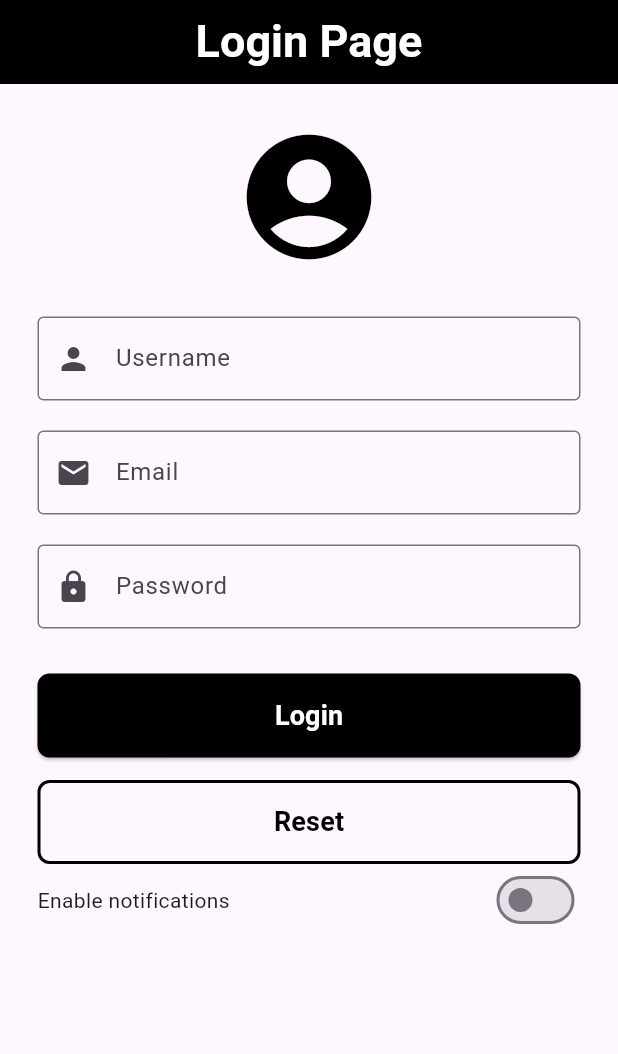
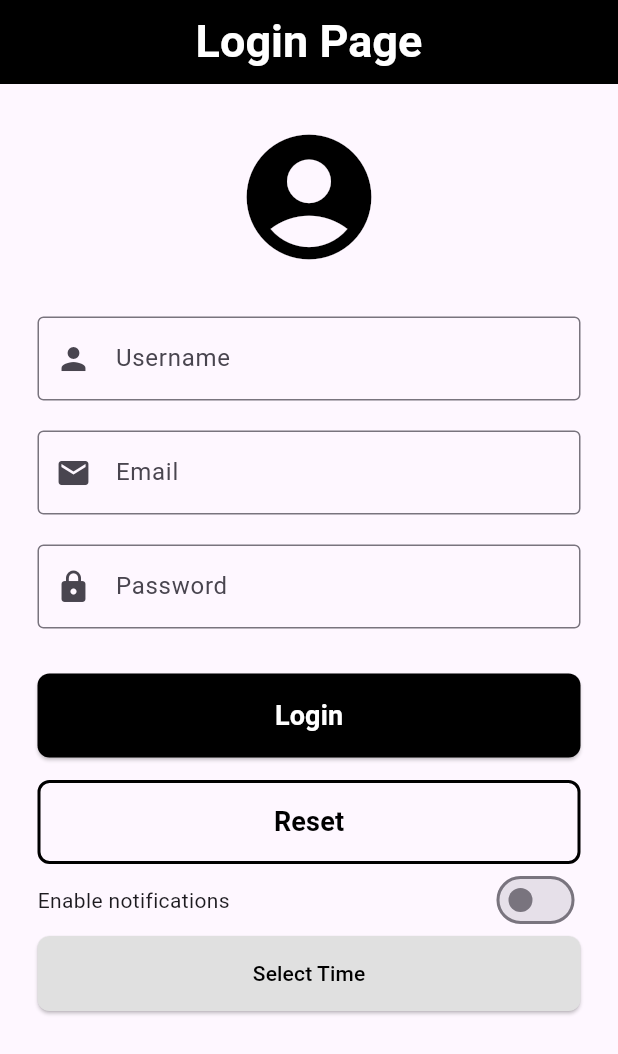
Before and after one commit to shifilkb/FormApp, a Flutter app: the screen it shows after launch, after a tap on "Reset", on a phone screen of 412 x 824 dp. Shown: the top 1054 px of the screen. Run offline on Flutter 3.47's test engine with Material 3 defaults, Android fonts, the phone set to English and light mode, and no system bars.

Commit message:
time picker added

```diff
--- a/myform/lib/main.dart
+++ b/myform/lib/main.dart
@@ -31,6 +31,7 @@ class _HomescreenState extends State<Homescreen> {
   String? _username;
   String? _email;
   String? _password;
+  String selectedTime = "Select Time";
   bool _isEnabled = false;
   bool _validateEmail(String email) {
     RegExp emailRegex = RegExp(r'^[\w-\.]+@([\w-]+\.)+[\w-]{2,4}$');
@@ -68,6 +69,23 @@ class _HomescreenState extends State<Homescreen> {
     _usernameController.clear();
     _emailController.clear();
     _passwordController.clear();
+    setState(() {
+    _isEnabled = false;
+    selectedTime = "Select Time";
+  });
+  }
+
+  Future<void> _selectTime() async {
+    TimeOfDay? picked = await showTimePicker(
+      context: context,
+      initialTime: TimeOfDay.now(),
+    );
+
+    if (picked != null) {
+      setState(() {
+        selectedTime = picked.format(context);
+      });
+    }
   }
 
   @override
@@ -219,6 +237,18 @@ class _HomescreenState extends State<Homescreen> {
                     ),
                   ],
                 ),
+                ElevatedButton(
+                  onPressed: _selectTime,
+                  style: ElevatedButton.styleFrom(
+                    backgroundColor: Colors.grey[300],
+                    foregroundColor: Colors.black,
+                    padding: const EdgeInsets.symmetric(vertical: 15),
+                    shape: RoundedRectangleBorder(
+                      borderRadius: BorderRadius.circular(8),
+                    ),
+                  ),
+                  child: Text(selectedTime),
+                ),
               ],
             ),
           ),
```
